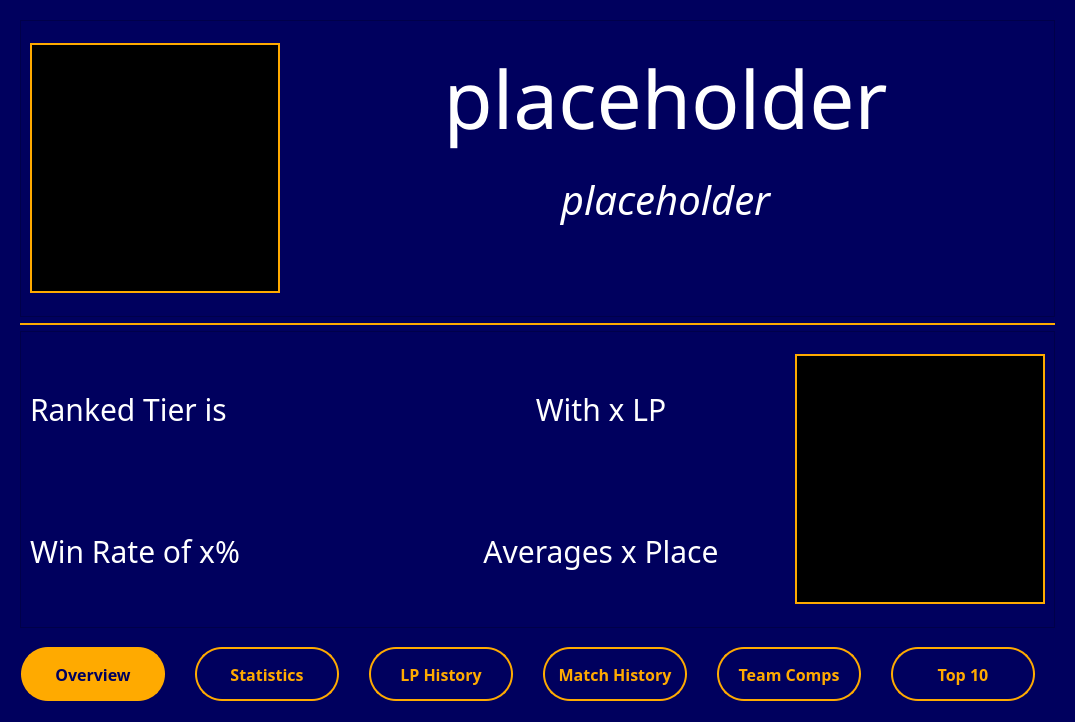
Old version of the form analyticswindow.ui in the repository YannikSahl/TFT-Analyzer.
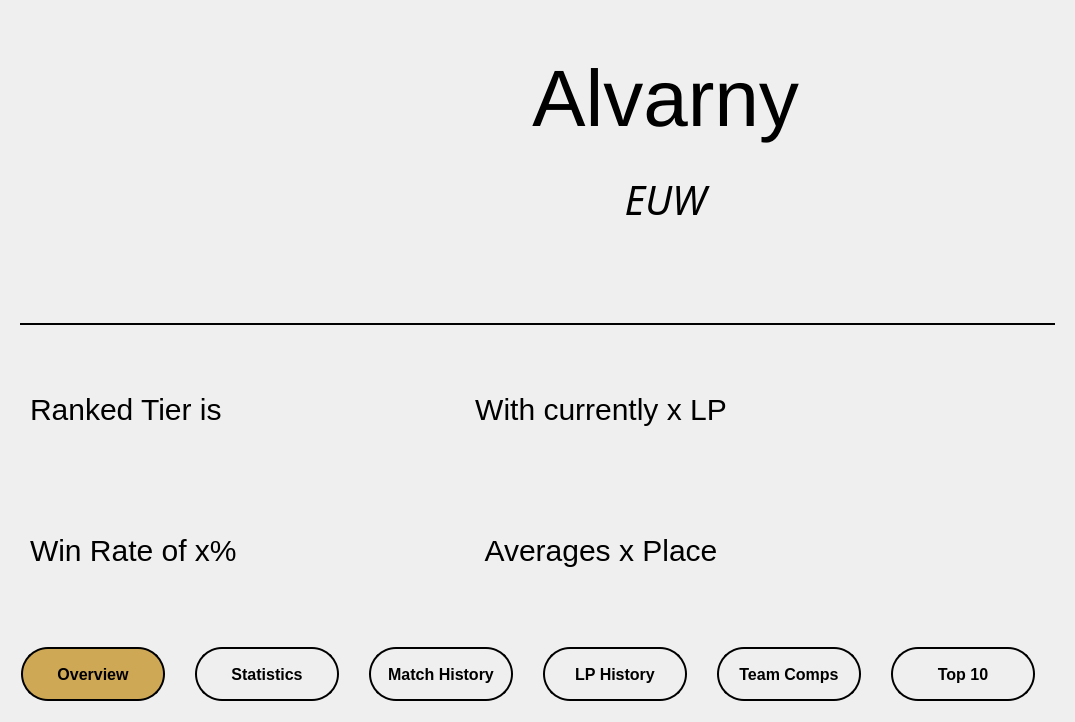
New version of the form. The open tabs and pages were chosen to show the change. Icons and pictures are not drawn.

What changed in the file:
```diff
--- a/analyticswindow.ui
+++ b/analyticswindow.ui
@@ -10,15 +10,6 @@
     <height>722</height>
    </rect>
   </property>
-  <property name="font">
-   <font>
-    <family>Sans Serif</family>
-    <pointsize>-1</pointsize>
-    <weight>50</weight>
-    <italic>false</italic>
-    <bold>false</bold>
-   </font>
-  </property>
   <property name="windowTitle">
    <string>Gameplay Analytics</string>
   </property>
@@ -27,11 +18,22 @@
     <normaloff>../../tft_icon.png</normaloff>../../tft_icon.png</iconset>
   </property>
   <property name="styleSheet">
-   <string notr="true">background-color: rgb(0, 0, 94);
+   <string notr="true">background-color: qlineargradient(spread:pad, x1:0, y1:0, x2:1, y2:0, stop:0 rgba(7, 25, 43, 255), stop:1 rgba(19, 171, 194, 255));
+
+border-color: qlineargradient(spread:pad, x1:0, y1:0, x2:1, y2:0, stop:0 rgba(240, 230, 210, 255), stop:1 rgba(206, 166, 82, 255));
+
+font-size: 20px;
+
+color: rgb(219, 189, 128);
+
+
+
+
+/*
 color: rgb(255, 170, 0);
-
-font: MS Sans Serif;
-font-size: 20px;</string>
+font: Segoe Print;
+background-color: rgb(0, 0, 94);
+</string>
   </property>
   <property name="modal">
    <bool>true</bool>
@@ -39,17 +41,12 @@
   <layout class="QGridLayout" name="gridLayout">
    <item row="0" column="0">
     <widget class="QTabWidget" name="tabWidget">
-     <property name="font">
-      <font>
-       <family>Sans Serif</family>
-       <pointsize>-1</pointsize>
-       <weight>50</weight>
-       <italic>false</italic>
-       <bold>false</bold>
-      </font>
-     </property>
      <property name="styleSheet">
-      <string notr="true">QTabWidget::pane{
+      <string notr="true">*{
+	background: transparent;
+}
+
+QTabWidget::pane{
 	border: 0;
 }
 
@@ -58,10 +55,7 @@
 	font-weight: bold;
 	height: 30px;
 	width: 120px;
-   background: rgb(0, 0, 94);
 	border: 2px solid;
-	border-color: rgb(255, 170, 0);
-	color: rgb(255, 170, 0);
 	padding: 10px;
 	margin: 10px;
 	margin-right: 20px;
@@ -74,8 +68,8 @@
 }
 
 QTabBar::tab:selected {
-	color: rgb(0, 0, 94);
-    background: rgb(255, 170, 0);
+	color: black;
+    background: rgb(207, 168, 85);
 }
 </string>
      </property>
@@ -101,15 +95,6 @@
       <bool>false</bool>
      </property>
      <widget class="QWidget" name="tab_overview">
-      <property name="font">
-       <font>
-        <family>Sans Serif</family>
-        <pointsize>-1</pointsize>
-        <weight>50</weight>
-        <italic>false</italic>
-        <bold>false</bold>
-       </font>
-      </property>
       <property name="styleSheet">
        <string notr="true"/>
       </property>
@@ -120,7 +105,7 @@
        <item row="0" column="0">
         <widget class="QFrame" name="frame_nameAndRegion">
          <property name="styleSheet">
-          <string notr="true">color: rgb(255, 255, 255)</string>
+          <string notr="true"/>
          </property>
          <property name="frameShape">
           <enum>QFrame::StyledPanel</enum>
@@ -145,7 +130,7 @@
 font-size: 40px;</string>
             </property>
             <property name="text">
-             <string>placeholder</string>
+             <string>EUW</string>
             </property>
             <property name="alignment">
              <set>Qt::AlignHCenter|Qt::AlignTop</set>
@@ -158,7 +143,7 @@
              <string notr="true">font-size: 80px;</string>
             </property>
             <property name="text">
-             <string>placeholder</string>
+             <string>Alvarny</string>
             </property>
             <property name="alignment">
              <set>Qt::AlignCenter</set>
@@ -186,9 +171,7 @@
              </size>
             </property>
             <property name="styleSheet">
-             <string notr="true">border: 2px solid;
-border-color: rgb(255, 170, 0);
-background-color: rgb(0, 0, 0);</string>
+             <string notr="true"/>
             </property>
             <property name="text">
              <string>&lt;html&gt;&lt;head/&gt;&lt;body&gt;&lt;p&gt;&lt;br/&gt;&lt;/p&gt;&lt;/body&gt;&lt;/html&gt;</string>
@@ -200,14 +183,14 @@
        </item>
        <item row="2" column="0">
         <widget class="QFrame" name="frame_summary">
+         <property name="font">
+          <font>
+           <family>MT Extra</family>
+           <pointsize>-1</pointsize>
+          </font>
+         </property>
          <property name="styleSheet">
-          <string notr="true">font-size: 30px;
-color: white;
-text-shadow:
-		-1px -1px 0 #000,
-		1px -1px 0 #000,
-		-1px 1px 0 #000,
-		1px 1px 0 #000;</string>
+          <string notr="true">font-size: 30px;</string>
          </property>
          <property name="frameShape">
           <enum>QFrame::StyledPanel</enum>
@@ -222,7 +205,7 @@
              <string notr="true"/>
             </property>
             <property name="text">
-             <string>With x LP</string>
+             <string>With currently x LP</string>
             </property>
             <property name="alignment">
              <set>Qt::AlignCenter</set>
@@ -254,9 +237,8 @@
              </size>
             </property>
             <property name="styleSheet">
-             <string notr="true">border: 2px solid;
-border-color: rgb(255, 170, 0);
-background-color: rgb(0, 0, 0);</string>
+             <string notr="true">
+</string>
             </property>
             <property name="text">
              <string/>
@@ -295,8 +277,7 @@
           </size>
          </property>
          <property name="styleSheet">
-          <string notr="true">border: 2px solid;
-border-color: rgb(255, 170, 0);</string>
+          <string notr="true">border: 6px solid;</string>
          </property>
          <property name="frameShape">
           <enum>QFrame::StyledPanel</enum>
@@ -508,17 +489,17 @@
        </item>
       </layout>
      </widget>
-     <widget class="QWidget" name="tab_MatchHistory">
-      <attribute name="title">
-       <string>LP History</string>
-      </attribute>
-     </widget>
-     <widget class="QWidget" name="tab_LPHistory">
+     <widget class="QWidget" name="tab_matchHistory">
       <attribute name="title">
        <string>Match History</string>
       </attribute>
      </widget>
-     <widget class="QWidget" name="tab_5">
+     <widget class="QWidget" name="tab_lpHistory">
+      <attribute name="title">
+       <string>LP History</string>
+      </attribute>
+     </widget>
+     <widget class="QWidget" name="tab_teamComps">
       <attribute name="title">
        <string>Team Comps</string>
       </attribute>
```
Left out of the diff: 57 changed lines with no effect on the pictures.
